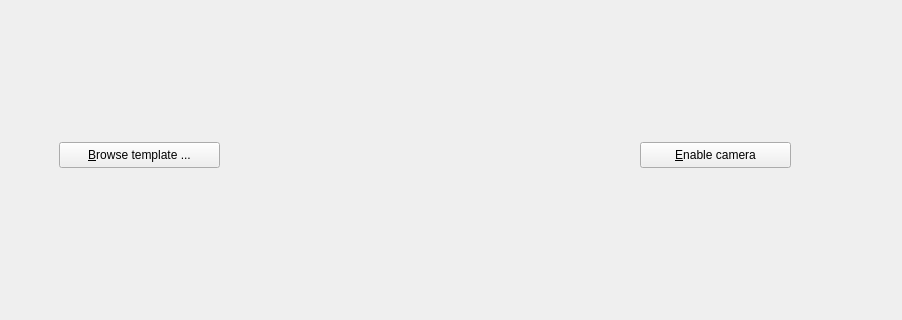
Kris-Kirk/ENPH353_Lab4, file SIFT_app.ui: the form before one commit; both pictures show x 0 to 902 and y 288 to 608 of the 1107 by 712 pixel window.
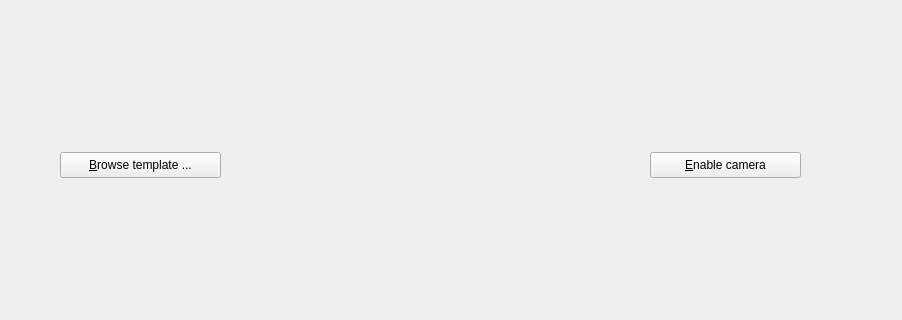
The form after the commit.

The edit to the form file:
```diff
--- a/SIFT_app.ui
+++ b/SIFT_app.ui
@@ -17,8 +17,8 @@
    <widget class="QPushButton" name="browse_button">
     <property name="geometry">
      <rect>
-      <x>59</x>
-      <y>430</y>
+      <x>60</x>
+      <y>440</y>
       <width>161</width>
       <height>26</height>
      </rect>
@@ -30,8 +30,8 @@
    <widget class="QPushButton" name="toggle_cam_button">
     <property name="geometry">
      <rect>
-      <x>640</x>
-      <y>430</y>
+      <x>650</x>
+      <y>440</y>
       <width>151</width>
       <height>26</height>
      </rect>
```
